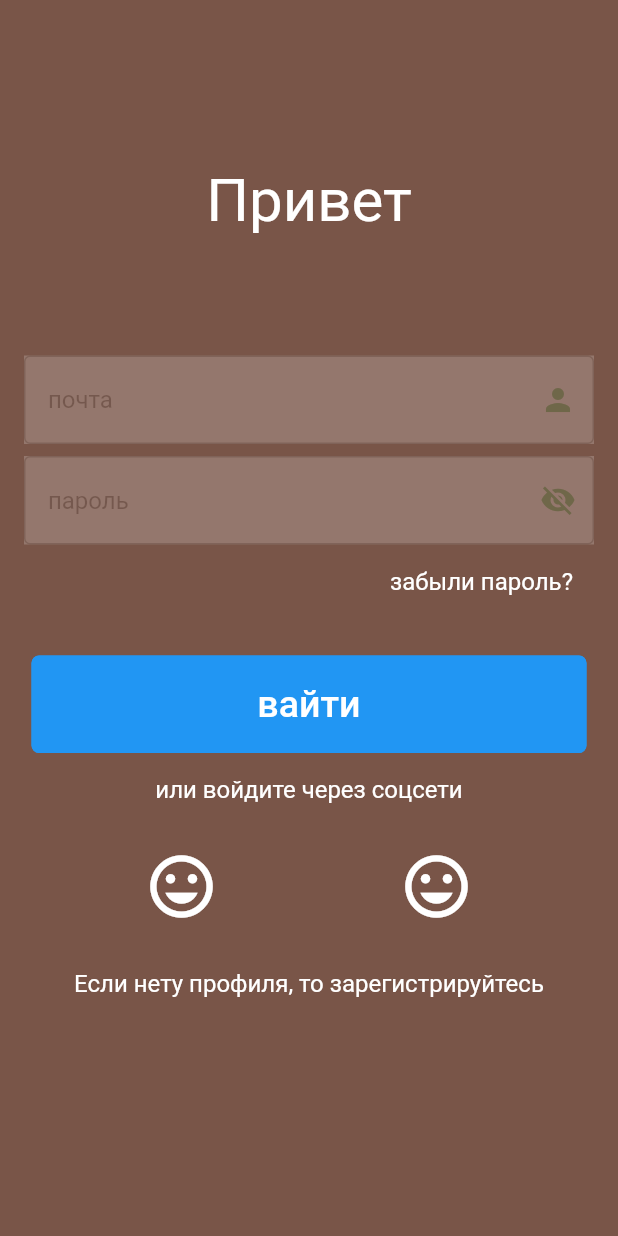
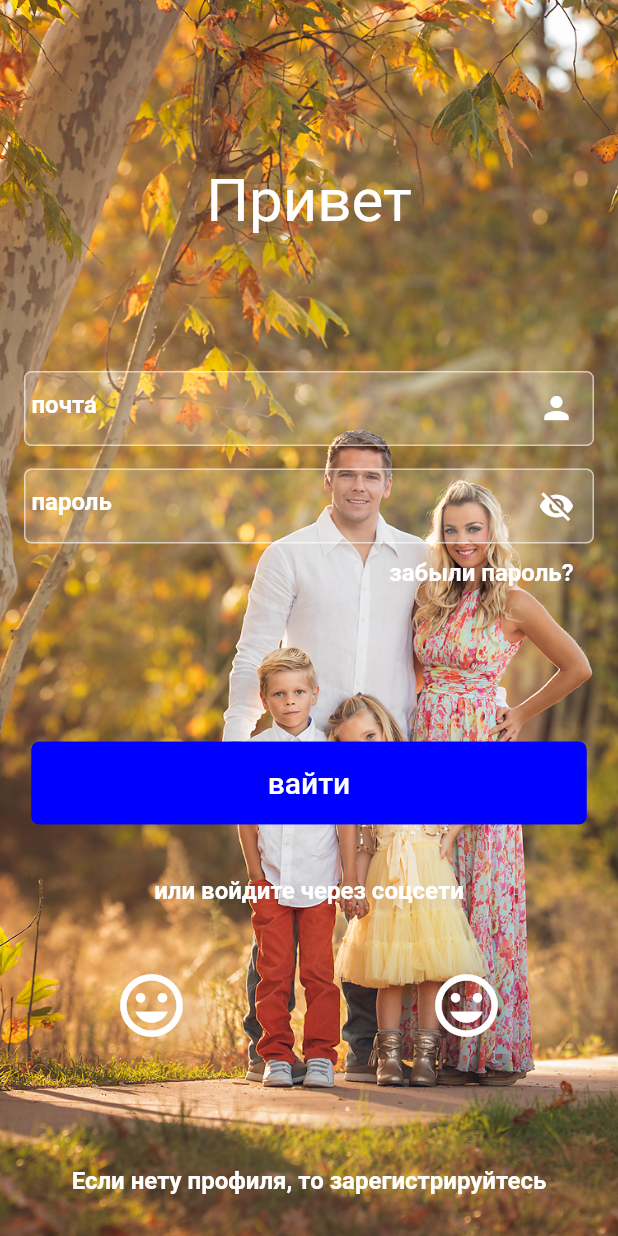
Before and after one commit to AnnaMinasyan/aniphoto_flutter, a Flutter app: the Login screen opened by its route, on a phone screen of 412 x 824 dp. Run offline on Flutter 3.47's test engine with Material 2 defaults, Android fonts, the phone set to English and light mode, and no system bars.

Commit message:
create registr and login pages

```diff
--- a/lib/pages/login.dart
+++ b/lib/pages/login.dart
@@ -1,3 +1,5 @@
+import 'dart:ui';
+
 import 'package:flutter/material.dart';
 
 // Define a custom Form widget.
@@ -23,140 +25,196 @@ class _LoginState extends State<Login> {
   @override
   Widget build(BuildContext context) {
     return Container(
-
-      child:
-    Scaffold(
+      child: Scaffold(
         body: Container(
-          color: Colors.brown,
+            decoration: BoxDecoration(
+              image: DecorationImage(
+                image: AssetImage("assets/sing_in.jpg"),
+                fit: BoxFit.cover,
+              ),
+            ),
             child: Container(
               margin: EdgeInsets.only(top: 110.0, right: 16, left: 16),
               child: Column(
                 children: <Widget>[
-                Text(
+                  Flexible(
+                    flex: 5,
+                    child: Container(
+                      height: 150,
+                      child: Text(
                         'Привет',
                         style: TextStyle(fontSize: 40, color: Colors.white),
                       ),
-                Theme(
-                    data: new ThemeData(
-                        // primaryColor: Colors.redAccent,
-                        // primaryColorDark: Colors.red,
                     ),
-                    child: Opacity(
-                      opacity: 0.2,
-                      child: Container(
-                          margin: EdgeInsets.only(bottom: 8.0, top: 80.0),
-                          color: Colors.white,
+                  ),
+                  Flexible(
+                      flex: 9,
+                      child: Column(
+                        children: <Widget>[
+                          Container(
+                              decoration: BoxDecoration(
+                                color: Color.fromARGB(40, 255, 255, 255),
+                                border: Border.all(
+                                  color: Color.fromARGB(150, 255, 255, 255),
+                                  width: 1,
+                                ),
+                                borderRadius: BorderRadius.circular(5),
+                              ),
+                              // color: Color.fromARGB(40, 255, 255, 255),
+                              margin: EdgeInsets.only(bottom: 15.0),
+                              // color: Colors.red,
                               child: TextField(
                                 decoration: InputDecoration(
-                              border: new OutlineInputBorder(
-                                  borderSide:
-                                      new BorderSide(color: Colors.teal)),
                                   hintText: 'почта',
-
+                                  border: InputBorder.none,
+                                  hintStyle: TextStyle(
+                                      color: Colors.white,
+                                      fontWeight: FontWeight.bold),
                                   //labelText: 'Life story',
                                   suffixIcon: const Icon(
                                     Icons.person,
-                                color: Colors.green,
+                                    color: Colors.white,
                                   ),
                                   prefixText: ' ',
                                   // suffixText: 'USD',
                                   // suffixStyle: const TextStyle(color: Colors.green)),
                                 ),
                               )),
-                    )),
-                Theme(
-                    data: new ThemeData(
-                        // primaryColor: Colors.redAccent,
-                        // primaryColorDark: Colors.red,
+                          Container(
+                              //  margin: EdgeInsets.only(bottom: 15.0),
+                              decoration: BoxDecoration(
+                                color: Color.fromARGB(40, 255, 255, 255),
+                                border: Border.all(
+                                  color: Color.fromARGB(150, 255, 255, 255),
+                                  width: 1,
                                 ),
-                    child: Opacity(
-                      opacity: 0.2,
-                      child: Container(
-                          margin: EdgeInsets.only(bottom: 15.0),
+                                borderRadius: BorderRadius.circular(5),
+                              ),
+                              child: TextField(
+
+                                decoration: InputDecoration(
+                                  border: InputBorder.none,
+                                  hintText: 'пароль',
+                                  hintStyle: TextStyle(
                                       color: Colors.white,
-                          child: TextField(
-                            decoration: InputDecoration(
-                              border: new OutlineInputBorder(
-                                  borderSide:
-                                      new BorderSide(color: Colors.teal)),
-                              hintText: 'пароль',
-
+                                      fontWeight: FontWeight.bold,
+                                      ),
                                   //labelText: 'Life story',
                                   suffixIcon: const Icon(
                                     Icons.visibility_off,
-                                color: Colors.green,
+                                    color: Colors.white,
                                   ),
                                   prefixText: ' ',
                                   // suffixText: 'USD',
                                   // suffixStyle: const TextStyle(color: Colors.green)),
                                 ),
                               )),
-                    )),
                           Padding(
-                  padding: EdgeInsets.only(left: 230.0,bottom: 40.0),
+                            padding: EdgeInsets.only(left: 230.0, top: 10),
                             child: Text(
                               'забыли пароль?',
-                    style: TextStyle(color: Colors.white, fontSize: 16),
+                              style: TextStyle(
+                                  color: Colors.white,
+                                  fontSize: 16,
+                                  fontWeight: FontWeight.bold,
                                   ),
                             ),
-                ButtonTheme(
+                          ),
+                        ],
+                      )),
+                  Flexible(
+                    flex: 3,
+                    child: ButtonTheme(
                       minWidth: 370.0,
-                  height: 65.0,
+                      height: 55.0,
                       child: FlatButton(
-                    color: Colors.blue,
+                        color: Color.fromARGB(255, 0, 0, 255),
                         shape: RoundedRectangleBorder(
                             side: BorderSide(
-                            color: Colors.blue,
+                                color: Color.fromARGB(255, 0, 0, 255),
                                 width: 1,
                                 style: BorderStyle.solid),
                             borderRadius: BorderRadius.circular(5)),
                         onPressed: () => {},
                         child: Text('вaйти',
-                        style: TextStyle(color: Colors.white, fontSize: 25.0)),
+                            style: TextStyle(
+                              color: Colors.white,
+                              fontSize: 20.0,
+                            )),
                       ),
                     ),
-                Container(
-                  margin: EdgeInsets.only(top: 15,bottom: 30.0),
+                  ),
+                  Flexible(
+                      flex: 9,
+                      child: Container(
+                        padding: EdgeInsets.only(top:35),
+                        child: Column(
+                          crossAxisAlignment: CrossAxisAlignment.center,
+              mainAxisAlignment: MainAxisAlignment.spaceBetween,
+
+                          children: <Widget>[
+                            Flexible(
+                              flex: 7,
+                              child: Container(
                                 child: Text(
                                   'или вoйдите через соцсети',
-                    style: TextStyle(color: Colors.white, fontSize: 16.0),
+                                  style: TextStyle(
+                                      color: Colors.white,
+                                      fontSize: 16.0,
+                                      fontWeight: FontWeight.bold),
                                 ),
                               ),
-                Container(
-                  width: 220.0,
-                  child:
-                   Row(
-                     mainAxisAlignment: MainAxisAlignment.spaceBetween,
+                            ),
+                            Flexible(
+                              flex: 10,
+                              child: Container(
+                                margin: EdgeInsets.symmetric(horizontal:60.0),
+                                child: Row(
+                                  mainAxisAlignment:
+                                      MainAxisAlignment.spaceBetween,
                                   children: <Widget>[
                                     Flexible(
                                       flex: 2,
-                        child:  Icon(
+                                      child: Icon(
                                         Icons.mood,
                                         color: Colors.white,
                                         size: 50.0,
-                        ),),
+                                      ),
+                                    ),
                                     Flexible(
-                       flex:2,
-                       child:  Icon(
+                                      flex: 2,
+                                      child: Icon(
                                         Icons.mood,
                                         color: Colors.white,
                                         size: 50.0,
-                        ),),
-
-                    ],
-                  ),
-
-                ),
-                Container(
-                  margin: EdgeInsets.only(top: 30),
-                  child: Text(
-                    'Если нету профиля, то зарегистрируйтесь',
-                    style: TextStyle(color: Colors.white, fontSize: 16.0),
                                       ),
                                     ),
                                   ],
                                 ),
+                              ),
+                            ),
+                            Flexible(
+                              flex: 8,
+                              child: Container(
+                                margin: EdgeInsets.only(top: 40),
+                                child: Text(
+                                  'Если нету профиля, то зарегистрируйтесь',
+                                  style: TextStyle(
+                                      color: Colors.white,
+                                      fontSize: 16.0,
+                                      fontWeight: FontWeight.bold),
+                                ),
+                              ),
+                            )
+                          ],
+                        ),
+                      )
+                      //
+                      ),
+                ],
+              ),
             )),
-    ),);
+      ),
+    );
   }
 }
--- a/pubspec.yaml
+++ b/pubspec.yaml
@@ -41,8 +41,8 @@ flutter:
   uses-material-design: true
 
   # To add assets to your application, add an assets section, like this:
-  # assets:
-  #  - images/a_dot_burr.jpeg
+  assets:
+    - assets/
   #  - images/a_dot_ham.jpeg
 
   # An image asset can refer to one or more resolution-specific "variants", see
```
Also changed, not shown: lib/components/history_card.dart (added, +24 -0 lines), lib/main.dart (+4 -3 lines), lib/pages/registration.dart (added, +260 -0 lines), assets/dwww.jpg (added), assets/registr.jpg (added), assets/sing_in.jpg (added), pubspec.lock. Lines whose indentation alone changed are shown as unchanged.
